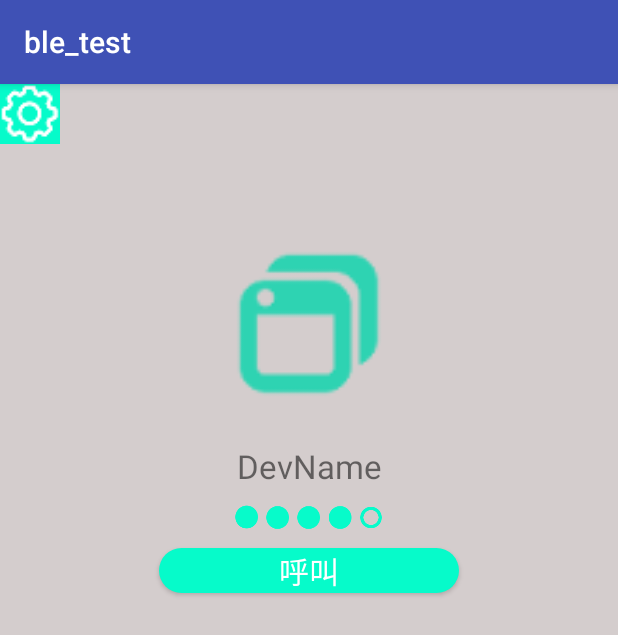
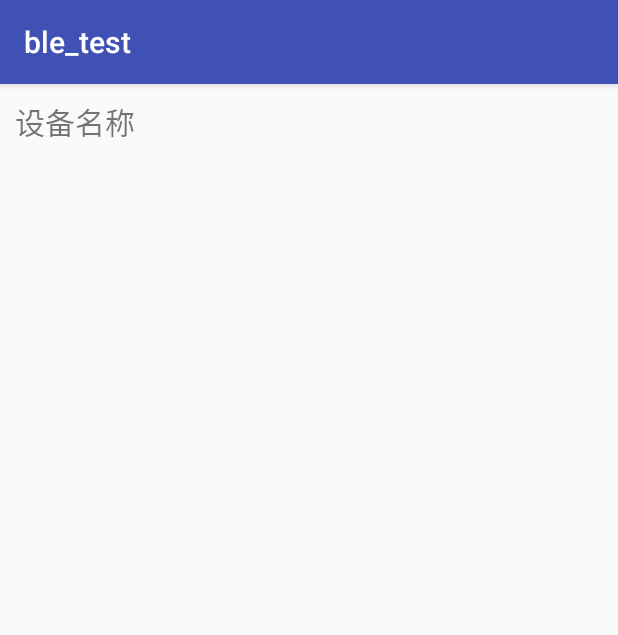
Before and after one commit to GodManRui/Crawler, an Android app: the BlueControlActivity screen opened directly, with no data from a screen before it, after a tap on an icon or button, on a phone screen of 412 x 824 dp. Shown: the top 635 px of the screen. Run offline under Robolectric (Android 15) with nearby library versions, the phone set to English and light mode, and no system bars; 3 statements that could not run were skipped.

Commit message:
ble封装

```diff
--- a/ble_test/src/main/AndroidManifest.xml
+++ b/ble_test/src/main/AndroidManifest.xml
@@ -27,6 +27,7 @@
             </intent-filter>
         </activity>
         <activity android:name=".BlueControlActivity" />
+        <activity android:name=".BluetoothSetting" />
     </application>
 
 </manifest>
--- a/ble_test/src/main/java/reeiss/bonree/ble_test/BlueControlActivity.java
+++ b/ble_test/src/main/java/reeiss/bonree/ble_test/BlueControlActivity.java
@@ -4,6 +4,7 @@ import android.bluetooth.BluetoothGatt;
 import android.bluetooth.BluetoothGattCharacteristic;
 import android.bluetooth.BluetoothGattService;
 import android.bluetooth.BluetoothProfile;
+import android.content.Intent;
 import android.os.Bundle;
 import android.os.Handler;
 import android.support.annotation.Nullable;
@@ -48,7 +49,7 @@ public class BlueControlActivity extends AppCompatActivity implements OnClickLis
 
     private void initBle() {
         xfBluetooth = XFBluetooth.getInstance(this);
-        xfBluetooth.setBleCallBack(new XFBluetoothCallBack() {
+        xfBluetooth.addBleCallBack(new XFBluetoothCallBack() {
             @Override
             public void onConnectionStateChange(BluetoothGatt gatt, int status, int newState) {
                 if (newState != BluetoothProfile.STATE_CONNECTED) {
@@ -83,7 +84,10 @@ public class BlueControlActivity extends AppCompatActivity implements OnClickLis
         });
         xfBluetoothGatt = xfBluetooth.getXFBluetoothGatt();
         alertService = xfBluetoothGatt.getService(UUID.fromString(ShuiDiCommon.Server_Immediate_Alert));
-        alertCharacteristic = alertService.getCharacteristic(UUID.fromString(ShuiDiCommon.CH_Immediate_Alert));
+        if (alertService != null)
+            alertCharacteristic = alertService.getCharacteristic(UUID.fromString(ShuiDiCommon.CH_Immediate_Alert));
+        else
+            T.show(this, "服务未找到！");
     }
 
     private void initView() {
@@ -111,6 +115,7 @@ public class BlueControlActivity extends AppCompatActivity implements OnClickLis
     public void onClick(View v) {
         switch (v.getId()) {
             case R.id.im_setting:
+                startActivity(new Intent(this, BluetoothSetting.class));
                 break;
             case R.id.btn_call:
                 if (!isAlert) {
--- /dev/null
+++ b/ble_test/src/main/java/reeiss/bonree/ble_test/BluetoothSetting.java
@@ -0,0 +1,14 @@
+package reeiss.bonree.ble_test;
+
+
+import android.os.Bundle;
+import android.support.annotation.Nullable;
+import android.support.v7.app.AppCompatActivity;
+
+public class BluetoothSetting extends AppCompatActivity {
+    @Override
+    protected void onCreate(@Nullable Bundle savedInstanceState) {
+        super.onCreate(savedInstanceState);
+        setContentView(R.layout.setting);
+    }
+}
--- a/ble_test/src/main/java/reeiss/bonree/ble_test/MainActivity.java
+++ b/ble_test/src/main/java/reeiss/bonree/ble_test/MainActivity.java
@@ -130,7 +130,7 @@ public class MainActivity extends AppCompatActivity {
 
     private void scanBle() {
         xfBluetooth = XFBluetooth.getInstance(this);
-        xfBluetooth.setBleCallBack(gattCallback);
+        xfBluetooth.addBleCallBack(gattCallback);
         RotateAnimation animation = new RotateAnimation(0f, 360f,
             Animation.RELATIVE_TO_SELF, 0.5f, Animation.RELATIVE_TO_SELF, 0.5f);
         animation.setInterpolator(new LinearInterpolator());
--- a/ble_test/src/main/res/layout/blue_contrlo.xml
+++ b/ble_test/src/main/res/layout/blue_contrlo.xml
@@ -17,7 +17,7 @@
 
     <ImageView
         android:layout_width="match_parent"
-        android:layout_height="140dp"
+        android:layout_height="240dp"
         android:layout_marginTop="50dp"
         android:src="@mipmap/device_main" />
 
--- /dev/null
+++ b/ble_test/src/main/res/layout/setting.xml
@@ -0,0 +1,26 @@
+<?xml version="1.0" encoding="utf-8"?>
+<LinearLayout xmlns:android="http://schemas.android.com/apk/res/android"
+    android:layout_width="match_parent"
+    android:layout_height="match_parent"
+    android:orientation="vertical">
+
+    <LinearLayout
+        android:layout_width="match_parent"
+        android:layout_height="50dp"
+        android:gravity="center_vertical">
+
+        <TextView
+            android:layout_width="wrap_content"
+            android:layout_height="wrap_content"
+            android:layout_marginLeft="10dp"
+            android:text="设备名称"
+            android:textSize="20sp" />
+
+        <TextView
+            android:layout_width="wrap_content"
+            android:layout_height="wrap_content"
+
+            />
+    </LinearLayout>
+
+</LinearLayout>
```
Also changed, not shown: ble_test/src/main/java/reeiss/bonree/ble_test/XFBluetooth.java (+41 -18 lines).
